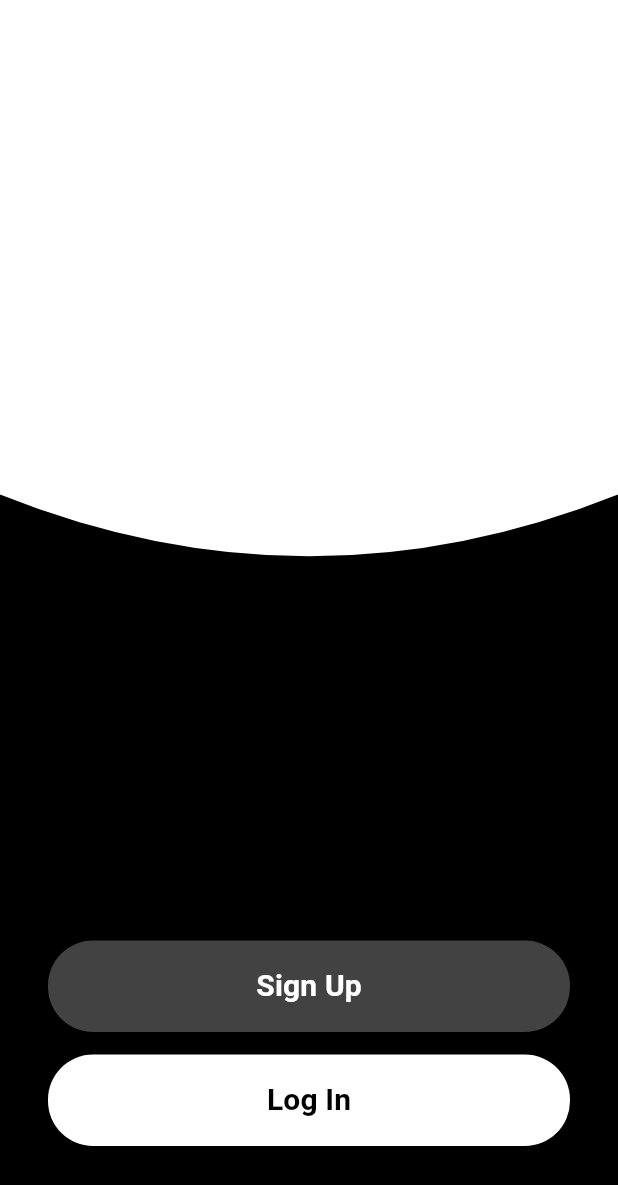
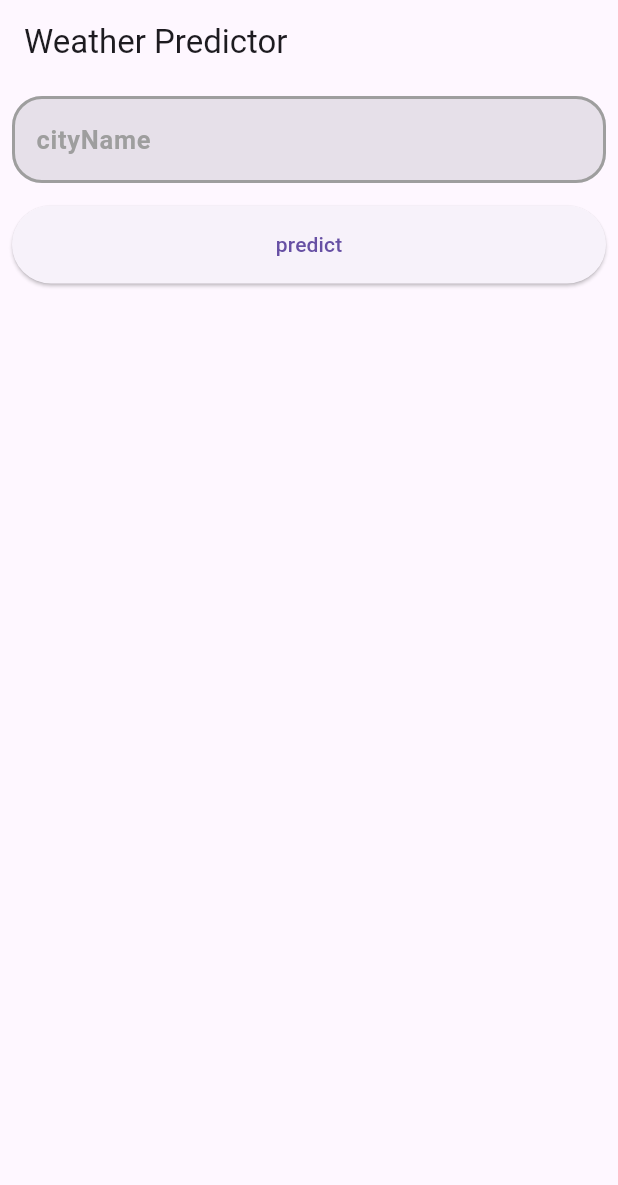
Before and after one commit to Mahmouuddiab/authh, a Flutter app: the screen it shows after launch, on a phone screen of 412 x 824 dp. Shown: the top 1185 px of the screen. Run offline on Flutter 3.47's test engine with Material 3 defaults, Android fonts, the phone set to English and light mode, and no system bars; our stand-ins replace dartz, dio, equatable, flutter_bloc, get_it, injectable.

Commit message:
third commit

```diff
--- a/lib/core/Api/dio_helper.dart
+++ b/lib/core/Api/dio_helper.dart
@@ -75,9 +75,13 @@ class DioHelper {
 
   static Future<Response> getData({
     required String ?url,
+    Map<String, dynamic>? queryParameters
   }) async {
     try {
-      Response response = await _dio!.get(url!);
+      Response response = await _dio!.get(
+          url!,
+        queryParameters: queryParameters
+      );
 
       return response;
     } catch (e) {
--- a/lib/core/widgets/custom_field.dart
+++ b/lib/core/widgets/custom_field.dart
@@ -37,11 +37,11 @@ class CustomField extends StatelessWidget {
           fillColor: fillColor,
           border: OutlineInputBorder(
               borderRadius: BorderRadius.circular(20),
-              borderSide: BorderSide.none
+              borderSide: BorderSide(color: Colors.grey,width: 2)
           ),
           enabledBorder: OutlineInputBorder(
               borderRadius: BorderRadius.circular(20),
-              borderSide: BorderSide.none
+              borderSide: BorderSide(color: Colors.grey,width: 2)
           ),
           errorBorder: OutlineInputBorder(
               borderRadius: BorderRadius.circular(20),
--- /dev/null
+++ b/lib/features/prediction/data/data_source/prediction_remote_data_source.dart
@@ -0,0 +1,5 @@
+import 'package:authh/features/prediction/data/model/prediction_model.dart';
+
+abstract class PredictionRemoteDataSource{
+  Future<PredictionModel> getPrediction(String city);
+}
--- /dev/null
+++ b/lib/features/prediction/data/model/prediction_model.dart
@@ -0,0 +1,26 @@
+class PredictionModel{
+  final String city;
+  final double temp;
+  final int humidity;
+  final double wind;
+  final String prediction;
+
+  PredictionModel({
+  required this.city,
+  required this.temp,
+  required this.humidity,
+  required this.wind,
+  required this.prediction,
+  });
+
+  factory PredictionModel.fromJson(Map<String, dynamic> json) {
+  return PredictionModel(
+  city: json['city'],
+  temp: json['input']['temp'].toDouble(),
+  humidity: json['input']['humidity'],
+  wind: json['input']['wind_kph'].toDouble(),
+  prediction: json['prediction'],
+  );
+  }
+
+}
--- /dev/null
+++ b/lib/features/prediction/domain/usecases/get_prediction_usecase.dart
@@ -0,0 +1,16 @@
+import 'package:authh/core/exceptions/failures.dart';
+import 'package:authh/features/prediction/domain/entities/prediction_entity.dart';
+import 'package:authh/features/prediction/domain/repositories/prediction_repository.dart';
+import 'package:dartz/dartz.dart';
+import 'package:injectable/injectable.dart';
+
+@injectable
+class GetPredictionUseCase {
+  final PredictionRepository repository;
+
+  GetPredictionUseCase(this.repository);
+
+  Future<Either<Failure, PredictionEntity>> call(String city) {
+    return repository.getPrediction(city);
+  }
+}
--- /dev/null
+++ b/lib/features/prediction/presentation/bloc/prediction_cubit.dart
@@ -0,0 +1,22 @@
+import 'package:authh/features/prediction/data/model/prediction_model.dart';
+import 'package:authh/features/prediction/domain/usecases/get_prediction_usecase.dart';
+import 'package:authh/features/prediction/presentation/bloc/prediction_state.dart';
+import 'package:flutter_bloc/flutter_bloc.dart';
+import 'package:injectable/injectable.dart';
+
+@injectable
+class PredictionCubit extends Cubit<PredictionState> {
+  final GetPredictionUseCase getPredictionUseCase;
+
+  PredictionCubit(this.getPredictionUseCase) : super(PredictionInitial());
+
+  Future<void> fetchPrediction(String city) async {
+    emit(PredictionLoading());
+    try {
+      final weather = await getPredictionUseCase(city);
+      emit(PredictionLoaded(weather as PredictionModel));
+    } catch (e) {
+      emit(PredictionError("Failed to load prediction"));
+    }
+  }
+}
--- /dev/null
+++ b/lib/features/prediction/presentation/bloc/prediction_state.dart
@@ -0,0 +1,14 @@
+import 'package:authh/features/prediction/data/model/prediction_model.dart';
+
+abstract class PredictionState{}
+ class PredictionInitial extends PredictionState{}
+
+ class PredictionLoading extends PredictionState{}
+ class PredictionLoaded extends PredictionState{
+  PredictionModel model;
+  PredictionLoaded(this.model);
+ }
+ class PredictionError extends PredictionState{
+  String message;
+  PredictionError(this.message);
+ }
--- /dev/null
+++ b/lib/features/prediction/presentation/screens/prediction_screen.dart
@@ -0,0 +1,62 @@
+import 'package:authh/core/di/di.dart';
+import 'package:authh/core/widgets/app_button.dart';
+import 'package:authh/core/widgets/custom_field.dart';
+import 'package:authh/features/prediction/presentation/bloc/prediction_cubit.dart';
+import 'package:authh/features/prediction/presentation/bloc/prediction_state.dart';
+import 'package:flutter/material.dart';
+import 'package:flutter_bloc/flutter_bloc.dart';
+class PredictionScreen extends StatelessWidget {
+  final cityController = TextEditingController();
+  final PredictionCubit predictionCubit=getIt<PredictionCubit>();
+  @override
+  Widget build(BuildContext context) {
+    return Scaffold(
+      appBar: AppBar(title: Text('Weather Predictor')),
+      body: Padding(
+        padding: const EdgeInsets.all(8.0),
+        child: Column(
+          spacing: 15,
+          children: [
+            CustomField(
+                hint: "cityName",
+                obscureText: false,
+              controller: cityController,
+              keyboardType: TextInputType.text,
+              filled: true,
+            ),
+            AppButton(
+                onPressed: (){
+                  predictionCubit.fetchPrediction(cityController.text);
+                },
+                child: Text("predict")
+            ),
+            BlocBuilder<PredictionCubit,PredictionState>(
+                bloc: predictionCubit,
+                builder: (context, state) {
+                  if (state is PredictionLoading){
+                    return CircularProgressIndicator();
+                  }
+                  else if(state is PredictionLoaded){
+                    return Column(
+                      children: [
+                        Text('City: ${state.model.city}'),
+                        Text('Temp: ${state.model.temp} °C'),
+                        Text('Humidity: ${state.model.humidity} %'),
+                        Text('Wind: ${state.model.wind} kph'),
+                        Text('Prediction: ${state.model.prediction}'),
+                      ],
+                    ) ;
+                  }
+                  else if(state is PredictionError){
+                    return Center(child: Text("Error"),) ;
+                  }
+                  return SizedBox.shrink() ;
+                },
+            ),
+          ],
+        ),
+      ),
+
+    );
+  }
+}
--- a/lib/main.dart
+++ b/lib/main.dart
@@ -1,5 +1,5 @@
 import 'package:authh/core/di/di.dart';
-import 'package:authh/features/auth/presenation/screens/on_boarding.dart';
+import 'package:authh/features/prediction/presentation/screens/prediction_screen.dart';
 import 'package:authh/observe.dart';
 import 'package:flutter/material.dart';
 import 'package:flutter_bloc/flutter_bloc.dart';
@@ -20,7 +20,7 @@ class MyApp extends StatelessWidget {
   Widget build(BuildContext context) {
     return MaterialApp(
       debugShowCheckedModeBanner: false,
-      home: OnBoarding(),
+      home: PredictionScreen(),
     );
   }
 }
```
Also changed, not shown: lib/core/di/prediction_di/prediction_di.dart (added, +12 -0 lines), lib/features/prediction/data/data_source/prediction_remote_data_source_impl.dart (added, +17 -0 lines), lib/features/prediction/data/repo/prediction_repo_impl.dart (added, +27 -0 lines), lib/features/prediction/domain/entities/prediction_entity.dart (added, +20 -0 lines), lib/features/prediction/domain/repositories/prediction_repository.dart (added, +7 -0 lines), lib/core/di/di.config.dart, lib/core/di/prediction_di/prediction_di.config.dart (added), lib/core/di/weatherDi/di/weather_di.config.dart, 2 other files.
